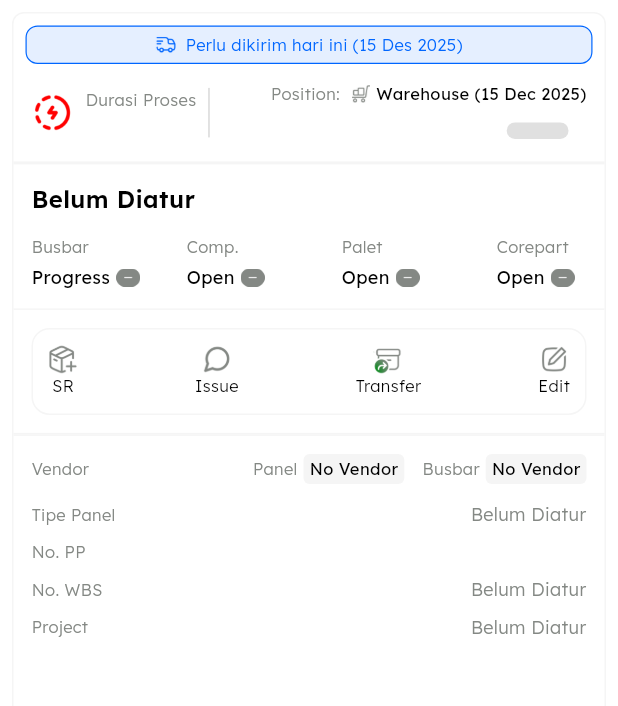
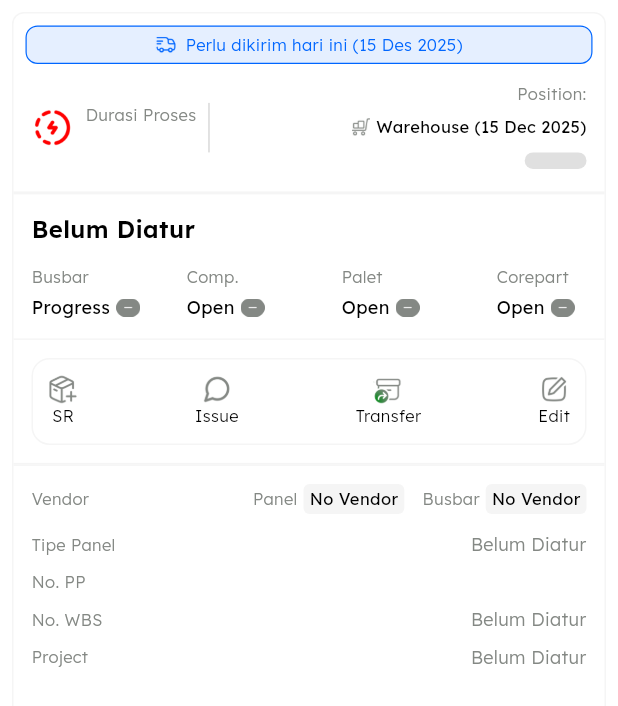
Before and after one commit to secappproject/sec_panel, a Flutter app: the PanelProgressCard widget shown alone on an empty page, opened directly with empty values, on a phone screen of 412 x 824 dp. Shown: the top 706 px of the screen. Run offline on Flutter 3.47's test engine with Material 3 defaults, Android fonts, the phone set to English and light mode, and no system bars; our stand-ins replace file_picker, firebase_core, firebase_messaging, fl_chart, permission_handler, photo_view and 3 more; missing offline and left inert: excel, file_saver, rich_text_controller; accounts and stored records are empty; network calls fail.

```diff
--- a/lib/components/panel/card/panel_progress_card.dart
+++ b/lib/components/panel/card/panel_progress_card.dart
@@ -445,20 +445,36 @@ class PanelProgressCard extends StatelessWidget {
                                     fontWeight: FontWeight.w300,
                                     color: AppColors.gray),
                               ),
-                              SizedBox(
-                                width: 8,
-                              ),
-                              Align(
-                                alignment: Alignment.centerRight,
-                                child: _buildPanelPosition(),
-                              ),
+                              // SizedBox(
+                              //   width: 8,
+                              // ),
+                              // Align(
+                              //   alignment: Alignment.centerRight,
+                              //   child: _buildPanelPosition(),
+                              // ),
                             ],
                           ),
                           SizedBox(
-                            height: 8,
+                            height: 6,
+                          ),
+                          Align(
+                            alignment: Alignment.centerRight,
+                            child: _buildPanelPosition(),
+                          ),
+                          SizedBox(
+                            height: 6,
                           ),
                           Row(
                             children: [
+                              Text(
+                                progressLabel,
+                                style: const TextStyle(
+                                  color: AppColors.black,
+                                  fontWeight: FontWeight.w500,
+                                  fontSize: 12,
+                                ),
+                              ),
+                              const SizedBox(width: 12),
                               Container(
                                 height: 11,
                                 width: MediaQuery.of(context).size.width * 0.10,
@@ -475,15 +491,6 @@ class PanelProgressCard extends StatelessWidget {
                                       borderRadius: BorderRadius.circular(20),
                                     ),
                                   ),
-                                ),
-                              ),
-                              const SizedBox(width: 12),
-                              Text(
-                                progressLabel,
-                                style: const TextStyle(
-                                  color: AppColors.black,
-                                  fontWeight: FontWeight.w500,
-                                  fontSize: 12,
                                 ),
                               ),
                             ],
```
